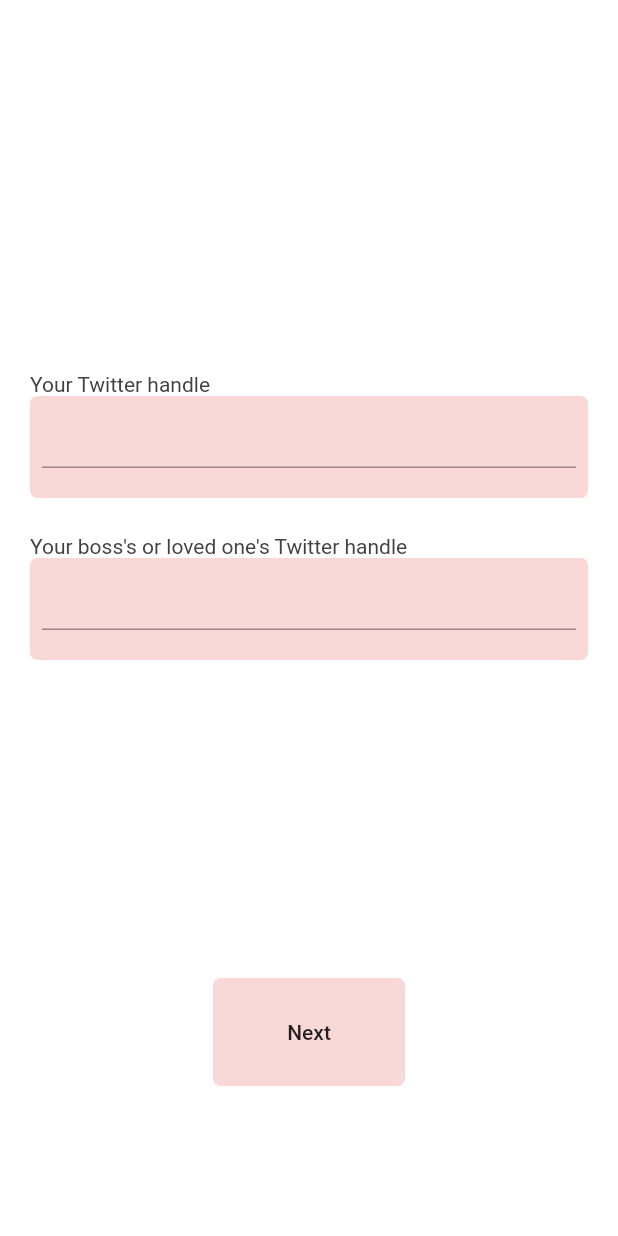
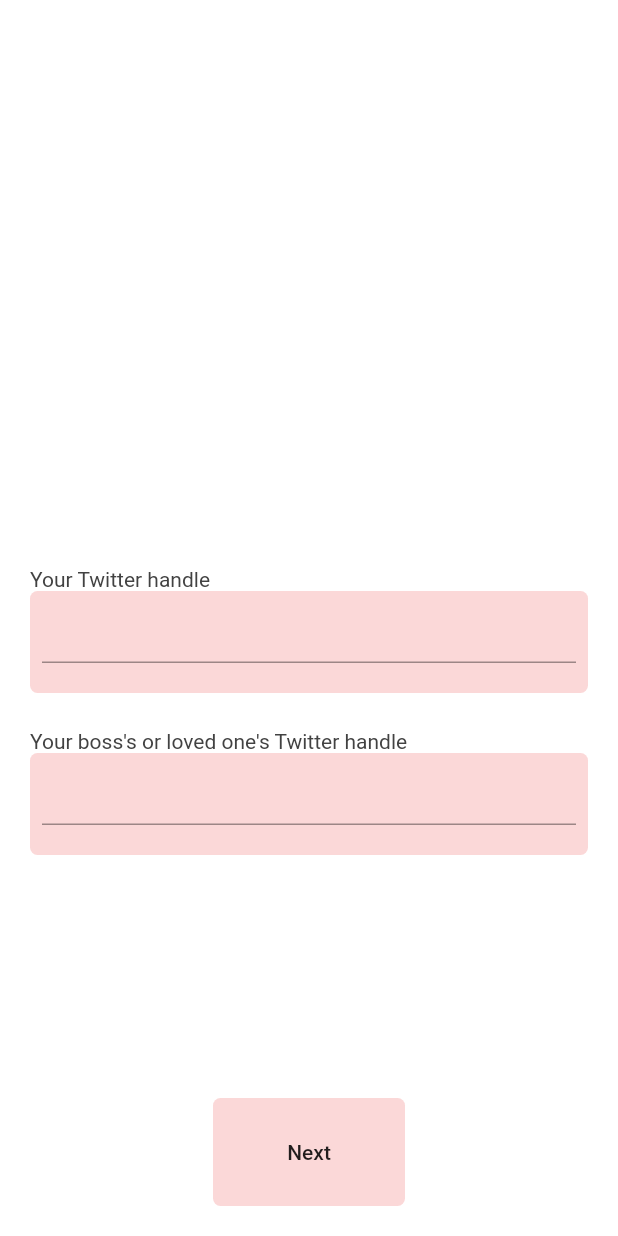
Before and after one commit to yossaj/unnecessay_consequences, a Flutter app: the screen it shows after launch, on a phone screen of 412 x 824 dp. Run offline on Flutter 3.47's test engine with Material 2 defaults, Android fonts, the phone set to English and light mode, and no system bars; our stand-ins replace animated_text_kit; missing offline and left inert: twitter_api.

Commit message:
reg page spacing fix

```diff
--- a/lib/screens/registration_screen.dart
+++ b/lib/screens/registration_screen.dart
@@ -5,8 +5,6 @@ import 'components/registration_textfield.dart';
 class RegistrationScreen extends StatefulWidget {
 
   static const routeName = '/registration';
-
-
 
   @override
   _RegistrationScreenState createState() => _RegistrationScreenState();
@@ -43,7 +41,7 @@ class _RegistrationScreenState extends State<RegistrationScreen> {
             onChanged: (String text){ bossTwitterHandle = text;},
           ),
           SizedBox(
-            height: 200,
+            height: 150,
           ),
           Container(
             padding:  EdgeInsets.symmetric(vertical: 12, horizontal: 20),
@@ -65,7 +63,7 @@ class _RegistrationScreenState extends State<RegistrationScreen> {
             ),
           ),
           SizedBox(
-            height: 100,
+            height: 20,
           )
         ],
       ),
--- a/lib/screens/time_screen.dart
+++ b/lib/screens/time_screen.dart
@@ -28,17 +28,19 @@ class _TimeScreenState extends State<TimeScreen> {
   bool warningVisibility = false;
   String tweet;
   String bossHandle;
+  String userHandle;
 
   @override
   void initState() {
     super.initState();
     setCountdown();
     bossHandle = this.widget.arguments.bossHandle;
-    tweet = bossHandle + " " + getRandomTweet();
+    userHandle = this.widget.arguments.userHandle;
+    tweet = "From " + userHandle + ", " + bossHandle + " " + getRandomTweet();
   }
 
   void setCountdown(){
-    countDown = Duration(seconds: 10);
+    countDown = Duration(seconds: 40);
       timer = Timer.periodic(Duration(seconds: 1), (timer) {
         if(countDown.inSeconds > 0) {
           countDown -= Duration(seconds: 1);
```
